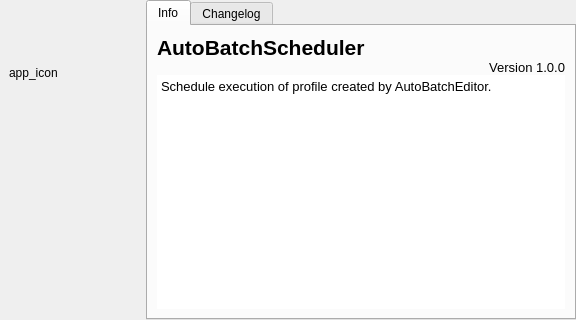
Before: the Qt Designer form src/AutoBatchScheduler/aboutabs.ui in karakirimu/AutoBatchTools, drawn with Qt 5.
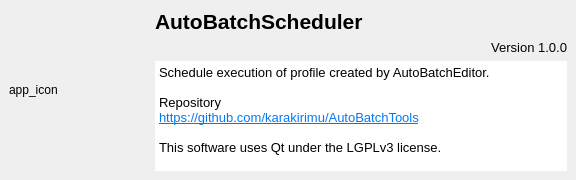
After: the same form once the commit is applied.

Commit message: [Fix] Software information window contents

Patch:
```diff
--- a/src/AutoBatchScheduler/aboutabs.ui
+++ b/src/AutoBatchScheduler/aboutabs.ui
@@ -7,7 +7,7 @@
     <x>0</x>
     <y>0</y>
     <width>576</width>
-    <height>320</height>
+    <height>180</height>
    </rect>
   </property>
   <property name="windowTitle">
@@ -51,19 +51,6 @@
         </property>
        </widget>
       </item>
-      <item>
-       <spacer name="verticalSpacer">
-        <property name="orientation">
-         <enum>Qt::Vertical</enum>
-        </property>
-        <property name="sizeHint" stdset="0">
-         <size>
-          <width>20</width>
-          <height>261</height>
-         </size>
-        </property>
-       </spacer>
-      </item>
      </layout>
     </widget>
    </item>
@@ -75,50 +62,7 @@
      <property name="frameShadow">
       <enum>QFrame::Raised</enum>
      </property>
-     <layout class="QVBoxLayout" name="verticalLayout_6">
-      <property name="spacing">
-       <number>0</number>
-      </property>
-      <property name="leftMargin">
-       <number>0</number>
-      </property>
-      <property name="topMargin">
-       <number>0</number>
-      </property>
-      <property name="rightMargin">
-       <number>0</number>
-      </property>
-      <property name="bottomMargin">
-       <number>0</number>
-      </property>
-      <item>
-       <widget class="QTabWidget" name="infotabs">
-        <property name="tabPosition">
-         <enum>QTabWidget::North</enum>
-        </property>
-        <property name="currentIndex">
-         <number>0</number>
-        </property>
-        <widget class="QWidget" name="information">
-         <attribute name="title">
-          <string>Info</string>
-         </attribute>
          <layout class="QVBoxLayout" name="verticalLayout_2">
-          <property name="spacing">
-           <number>0</number>
-          </property>
-          <property name="leftMargin">
-           <number>9</number>
-          </property>
-          <property name="topMargin">
-           <number>9</number>
-          </property>
-          <property name="rightMargin">
-           <number>9</number>
-          </property>
-          <property name="bottomMargin">
-           <number>9</number>
-          </property>
           <item>
            <widget class="QLabel" name="name">
             <property name="font">
@@ -168,17 +112,16 @@
 &lt;html&gt;&lt;head&gt;&lt;meta name=&quot;qrichtext&quot; content=&quot;1&quot; /&gt;&lt;style type=&quot;text/css&quot;&gt;
 p, li { white-space: pre-wrap; }
 &lt;/style&gt;&lt;/head&gt;&lt;body style=&quot; font-family:'Arial'; font-size:10pt; font-weight:400; font-style:normal;&quot;&gt;
-&lt;p style=&quot; margin-top:0px; margin-bottom:0px; margin-left:0px; margin-right:0px; -qt-block-indent:0; text-indent:0px;&quot;&gt;Schedule execution of profile created by AutoBatchEditor.&lt;/p&gt;&lt;/body&gt;&lt;/html&gt;</string>
-            </property>
-           </widget>
-          </item>
-         </layout>
-        </widget>
-        <widget class="QWidget" name="changelog">
-         <attribute name="title">
-          <string>Changelog</string>
-         </attribute>
-        </widget>
+&lt;p style=&quot; margin-top:0px; margin-bottom:0px; margin-left:0px; margin-right:0px; -qt-block-indent:0; text-indent:0px;&quot;&gt;Schedule execution of profile created by AutoBatchEditor.&lt;/p&gt;
+&lt;p style=&quot;-qt-paragraph-type:empty; margin-top:0px; margin-bottom:0px; margin-left:0px; margin-right:0px; -qt-block-indent:0; text-indent:0px;&quot;&gt;&lt;br /&gt;&lt;/p&gt;
+&lt;p style=&quot; margin-top:0px; margin-bottom:0px; margin-left:0px; margin-right:0px; -qt-block-indent:0; text-indent:0px;&quot;&gt;Repository&lt;/p&gt;
+&lt;p style=&quot; margin-top:0px; margin-bottom:0px; margin-left:0px; margin-right:0px; -qt-block-indent:0; text-indent:0px;&quot;&gt;&lt;a href=&quot;https://github.com/karakirimu/AutoBatchTools&quot;&gt;&lt;span style=&quot; text-decoration: underline; color:#007af4;&quot;&gt;https://github.com/karakirimu/AutoBatchTools&lt;/span&gt;&lt;/a&gt;&lt;/p&gt;
+&lt;p style=&quot;-qt-paragraph-type:empty; margin-top:0px; margin-bottom:0px; margin-left:0px; margin-right:0px; -qt-block-indent:0; text-indent:0px; text-decoration: underline; color:#007af4;&quot;&gt;&lt;br /&gt;&lt;/p&gt;
+&lt;p style=&quot; margin-top:0px; margin-bottom:0px; margin-left:0px; margin-right:0px; -qt-block-indent:0; text-indent:0px;&quot;&gt;This software uses Qt under the LGPLv3 license.&lt;/p&gt;&lt;/body&gt;&lt;/html&gt;</string>
+        </property>
+        <property name="openExternalLinks">
+         <bool>true</bool>
+        </property>
        </widget>
       </item>
      </layout>
```
Lines whose indentation alone changed are shown as unchanged. The commit also changes 9 other files.
